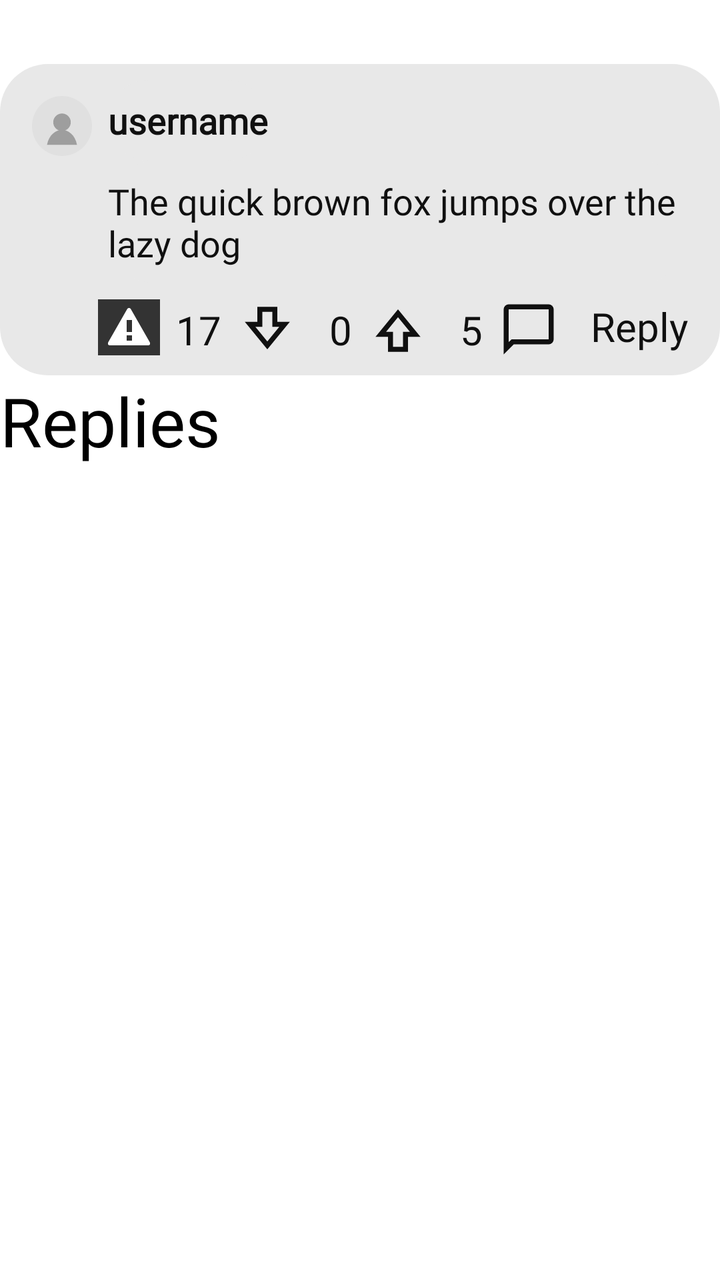
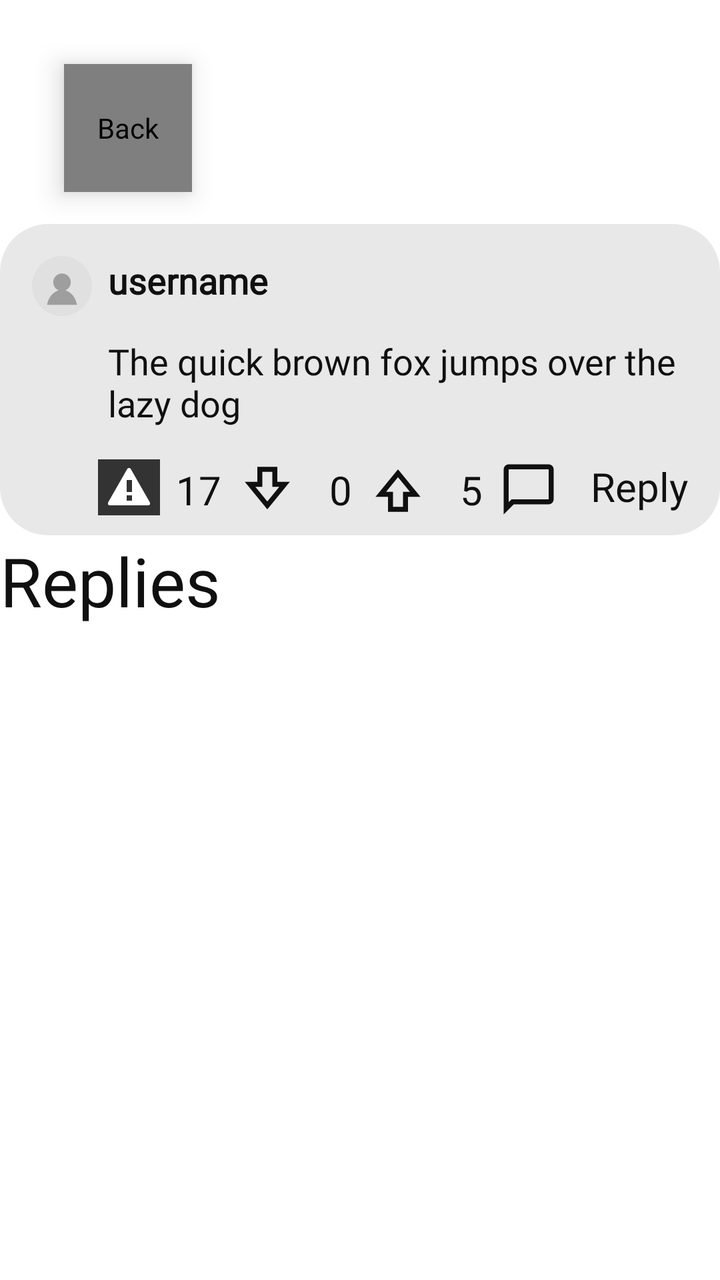

Before-and-after screenshots of an Android layout around one commit, followed by the original layout XML and the change that was made.
<!-- AndroidManifest.xml: application theme Theme.MyApplication_Java -->
<!-- res/layout/fragment_reply.xml -->
<?xml version="1.0" encoding="utf-8"?>
<androidx.constraintlayout.widget.ConstraintLayout xmlns:android="http://schemas.android.com/apk/res/android"
    xmlns:app="http://schemas.android.com/apk/res-auto"
    xmlns:tools="http://schemas.android.com/tools"
    android:layout_width="match_parent"
    android:layout_height="match_parent"
    tools:context=".Fragments.ReplyFragment">

    <include
        android:id="@+id/main_comment"
        layout="@layout/item_comment"
        android:layout_width="match_parent"
        android:layout_height="wrap_content"
        android:layout_marginTop="32dp"
        app:layout_constraintTop_toTopOf="parent" />

    <TextView
        android:id="@+id/textView2"
        android:layout_width="match_parent"
        android:layout_height="wrap_content"
        android:text="Replies"
        android:textAppearance="@style/TextAppearance.AppCompat.Display1"
        android:textColor="@color/black"
        app:layout_constraintEnd_toEndOf="parent"
        app:layout_constraintStart_toStartOf="parent"
        app:layout_constraintTop_toBottomOf="@+id/main_comment" />

    <androidx.recyclerview.widget.RecyclerView
        android:id="@+id/answer_list"
        android:layout_width="409dp"
        android:layout_height="524dp"
        android:layout_marginTop="1dp"
        app:layout_constraintEnd_toEndOf="parent"
        app:layout_constraintStart_toStartOf="parent"
        app:layout_constraintTop_toBottomOf="@+id/textView2" />

</androidx.constraintlayout.widget.ConstraintLayout>
<!-- res/layout/item_comment.xml (included above) -->
<?xml version="1.0" encoding="utf-8"?>
<androidx.constraintlayout.widget.ConstraintLayout xmlns:android="http://schemas.android.com/apk/res/android"
    android:layout_width="match_parent"
    android:layout_height="wrap_content"
    xmlns:app="http://schemas.android.com/apk/res-auto"
    xmlns:tools="http://schemas.android.com/tools"
    android:background="@drawable/rounded_box"
    android:padding="8dp"
    android:layout_marginTop="8dp">

    <TextView
        android:id="@+id/user_name"
        android:layout_width="wrap_content"
        android:layout_height="wrap_content"
        android:layout_marginStart="8dp"
        android:background="@drawable/rounded_box"
        android:fontFamily="@font/inter_bold"
        android:paddingTop="8dp"
        android:paddingBottom="8dp"
        android:text="username"
        android:textColor="@color/text_primary"
        android:textSize="18sp"
        android:textStyle="bold"
        app:layout_constraintStart_toEndOf="@+id/profile_picture"
        app:layout_constraintTop_toTopOf="parent" />

    <ImageView
        android:id="@+id/profile_picture"
        android:layout_width="30dp"
        android:layout_height="30dp"
        android:layout_marginStart="8dp"
        android:layout_marginTop="8dp"
        app:layout_constraintStart_toStartOf="parent"
        app:layout_constraintTop_toTopOf="parent"
        android:src="@drawable/profile_placeholder" />

    <TextView
        android:id="@+id/content_text"
        android:layout_width="0dp"
        android:layout_height="wrap_content"
        android:layout_marginStart="8dp"
        android:layout_marginEnd="8dp"
        android:background="@drawable/rounded_box"
        android:fontFamily="@font/inter"
        android:paddingTop="8dp"
        android:paddingBottom="8dp"
        android:text="The quick brown fox jumps over the lazy dog"
        android:textColor="@color/text_primary"
        android:textSize="18sp"
        app:layout_constraintEnd_toEndOf="parent"
        app:layout_constraintStart_toEndOf="@+id/profile_picture"
        app:layout_constraintTop_toBottomOf="@id/user_name" />

    <ImageView
        android:id="@+id/comments_icon"
        android:layout_width="30dp"
        android:layout_height="30dp"
        android:layout_marginTop="8dp"
        android:layout_marginRight="16dp"
        android:src="@drawable/comment_bubble_icon"
        app:layout_constraintRight_toLeftOf="@id/reply_button"
        app:layout_constraintTop_toBottomOf="@id/content_text" />

    <TextView
        android:id="@+id/comments_num"
        android:layout_width="wrap_content"
        android:layout_height="wrap_content"
        android:layout_marginEnd="8dp"
        android:fontFamily="@font/inter_bold"
        android:text="5"
        android:textColor="@color/text_primary"
        android:textSize="20sp"
        app:layout_constraintBottom_toBottomOf="@+id/comments_icon"
        app:layout_constraintEnd_toStartOf="@+id/comments_icon"
        app:layout_constraintTop_toTopOf="@+id/comments_icon" />

    <ImageView
        android:id="@+id/upvote_icon"
        android:layout_width="30dp"
        android:layout_height="30dp"
        android:layout_marginEnd="16dp"
        android:src="@drawable/upvote_icon"
        app:layout_constraintBottom_toBottomOf="@+id/comments_icon"
        app:layout_constraintEnd_toStartOf="@id/comments_num"
        app:layout_constraintTop_toTopOf="@+id/comments_icon" />

    <TextView
        android:id="@+id/upvotes_num"
        android:layout_width="wrap_content"
        android:layout_height="wrap_content"
        android:layout_marginEnd="8dp"
        android:fontFamily="@font/inter_bold"
        android:text="0"
        android:textColor="@color/text_primary"
        android:textSize="20sp"
        app:layout_constraintBottom_toBottomOf="@+id/comments_icon"
        app:layout_constraintEnd_toStartOf="@+id/upvote_icon"
        app:layout_constraintTop_toTopOf="@+id/comments_icon" />

    <ImageView
        android:id="@+id/downvote_icon"
        android:layout_width="30dp"
        android:layout_height="30dp"
        android:layout_marginEnd="16dp"
        android:src="@drawable/downvote_icon"
        app:layout_constraintBottom_toBottomOf="@+id/comments_icon"
        app:layout_constraintEnd_toStartOf="@id/upvotes_num"
        app:layout_constraintTop_toTopOf="@+id/comments_icon" />

    <TextView
        android:id="@+id/downvotes_num"
        android:layout_width="wrap_content"
        android:layout_height="wrap_content"
        android:layout_marginEnd="8dp"
        android:fontFamily="@font/inter_bold"
        android:text="17"
        android:textColor="@color/text_primary"
        android:textSize="20sp"
        app:layout_constraintBottom_toBottomOf="@+id/comments_icon"
        app:layout_constraintEnd_toStartOf="@+id/downvote_icon"
        app:layout_constraintTop_toTopOf="@+id/comments_icon" />

    <TextView
        android:id="@+id/reply_button"
        android:layout_width="wrap_content"
        android:layout_height="wrap_content"
        android:layout_marginEnd="8dp"
        android:fontFamily="@font/inter_bold"
        android:text="Reply"
        android:textColor="@color/text_primary"
        android:textSize="20sp"
        app:layout_constraintEnd_toEndOf="parent"
        app:layout_constraintTop_toTopOf="@+id/comments_icon" />

    <include
        android:id="@+id/comment_box"
        layout="@layout/item_reply"
        android:layout_width="match_parent"
        android:layout_height="wrap_content"
        android:layout_marginTop="16dp"
        android:visibility="gone"
        app:layout_constraintEnd_toEndOf="parent"
        app:layout_constraintStart_toStartOf="parent"
        app:layout_constraintTop_toBottomOf="@+id/reply_button" />

    <ImageButton
        android:id="@+id/report_button"
        android:layout_width="31dp"
        android:layout_height="28dp"
        android:layout_marginEnd="8dp"
        android:background="#333333"
        app:layout_constraintEnd_toStartOf="@+id/downvotes_num"
        app:layout_constraintTop_toTopOf="@+id/reply_button"
        app:srcCompat="@android:drawable/stat_sys_warning" />


</androidx.constraintlayout.widget.ConstraintLayout>
<!-- res/layout/item_reply.xml (included above) -->
<?xml version="1.0" encoding="utf-8"?>
<androidx.constraintlayout.widget.ConstraintLayout xmlns:android="http://schemas.android.com/apk/res/android"
    android:layout_width="match_parent"
    android:layout_height="wrap_content"
    xmlns:app="http://schemas.android.com/apk/res-auto"
    xmlns:tools="http://schemas.android.com/tools"
    android:background="@drawable/rounded_box"
    android:padding="8dp">

    <ImageView
        android:id="@+id/profile_picture"
        android:layout_width="30dp"
        android:layout_height="30dp"
        android:layout_marginStart="8dp"
        android:layout_marginTop="8dp"
        app:layout_constraintStart_toStartOf="parent"
        app:layout_constraintTop_toTopOf="parent"
        android:src="@drawable/profile_placeholder" />

    <EditText
        android:id="@+id/reply_text"
        android:layout_width="0dp"
        android:layout_height="wrap_content"
        android:layout_marginStart="8dp"
        android:layout_marginEnd="8dp"
        android:background="@drawable/rounded_box"
        android:fontFamily="@font/inter"
        android:hint="Reply"
        android:paddingTop="8dp"
        android:paddingBottom="8dp"
        android:minHeight="48dp"
        android:textColor="@color/text_primary"
        android:textColorHint="@color/text_muted"
        android:textSize="18sp"
        app:layout_constraintEnd_toEndOf="parent"
        app:layout_constraintStart_toEndOf="@+id/profile_picture"
        app:layout_constraintTop_toTopOf="parent" />

    <TextView
        android:id="@+id/send_reply"
        android:layout_width="wrap_content"
        android:layout_height="wrap_content"
        android:layout_marginTop="8dp"
        android:layout_marginEnd="8dp"
        android:layout_marginBottom="8dp"
        android:fontFamily="@font/inter_bold"
        android:text="Reply"
        android:textColor="@color/text_primary"
        android:textSize="20sp"
        app:layout_constraintBottom_toBottomOf="parent"
        app:layout_constraintEnd_toEndOf="parent"
        app:layout_constraintTop_toBottomOf="@+id/reply_text" />

    <TextView
        android:id="@+id/cancel_button"
        android:layout_width="wrap_content"
        android:layout_height="wrap_content"
        android:layout_marginTop="8dp"
        android:layout_marginEnd="16dp"
        android:layout_marginBottom="8dp"
        android:fontFamily="@font/inter_bold"
        android:text="Cancel"
        android:textColor="@color/text_primary"
        android:textSize="20sp"
        app:layout_constraintBottom_toBottomOf="parent"
        app:layout_constraintEnd_toStartOf="@+id/send_reply"
        app:layout_constraintTop_toBottomOf="@+id/reply_text"
        app:layout_constraintVertical_bias="1.0" />

</androidx.constraintlayout.widget.ConstraintLayout>
<!-- resources referenced by this layout -->
<resources>
  <color name="black">#FF000000</color>
  <color name="text_muted">#FF5F5D5D</color>
  <color name="text_primary">#FF101010</color>
  <!-- drawable comment_bubble_icon (drawable) -->
  <vector xmlns:android="http://schemas.android.com/apk/res/android" android:height="24dp" android:tint="@color/icon_tint" android:viewportHeight="960" android:viewportWidth="960" android:width="24dp">
        
      <path android:fillColor="@android:color/white" android:pathData="M80,880L80,160Q80,127 103.5,103.5Q127,80 160,80L800,80Q833,80 856.5,103.5Q880,127 880,160L880,640Q880,673 856.5,696.5Q833,720 800,720L240,720L80,880ZM206,640L800,640Q800,640 800,640Q800,640 800,640L800,160Q800,160 800,160Q800,160 800,160L160,160Q160,160 160,160Q160,160 160,160L160,685L206,640ZM160,640L160,640L160,160Q160,160 160,160Q160,160 160,160L160,160Q160,160 160,160Q160,160 160,160L160,640Q160,640 160,640Q160,640 160,640Z"/>
      
  </vector>
  <!-- drawable downvote_icon (drawable) -->
  <vector xmlns:android="http://schemas.android.com/apk/res/android" android:height="24dp" android:tint="@color/icon_tint" android:viewportHeight="960" android:viewportWidth="960" android:width="24dp">
  
      <group
          android:pivotX="480"
          android:pivotY="480"
          android:rotation="180">
  
          <path android:fillColor="@android:color/white" android:pathData="M320,840L320,600L120,600L480,160L840,600L640,600L640,840L320,840ZM400,760L560,760L560,520L671,520L480,286L289,520L400,520L400,760ZM480,520L480,520L480,520L480,520L480,520L480,520L480,520Z"/>
      </group>
  
  </vector>
  <!-- drawable profile_placeholder (drawable) -->
  <vector xmlns:android="http://schemas.android.com/apk/res/android"
      android:width="96dp"
      android:height="96dp"
      android:viewportWidth="96"
      android:viewportHeight="96">
  
      
      <path
          android:fillColor="#E0E0E0"
          android:pathData="M48,48m-48,0a48,48 0,1 1,96 0a48,48 0,1 1,-96 0" />
  
      
      <path
          android:fillColor="#9E9E9E"
          android:pathData="M48,42m-14,0a14,14 0,1 1,28 0a14,14 0,1 1,-28 0" />
  
      
      <path
          android:fillColor="#9E9E9E"
          android:pathData="M24,78c3,-16 14,-24 24,-24s21,8 24,24z" />
  
  </vector>
  <!-- drawable rounded_box (drawable) -->
  <shape xmlns:android="http://schemas.android.com/apk/res/android">
  
      <solid android:color="@color/surface_container"/>
  
      <corners android:radius="24dp"/>
  
  </shape>
  <!-- drawable upvote_icon (drawable) -->
  <vector xmlns:android="http://schemas.android.com/apk/res/android" android:height="24dp" android:tint="@color/icon_tint" android:viewportHeight="960" android:viewportWidth="960" android:width="24dp">
        
      <path android:fillColor="@android:color/white" android:pathData="M320,840L320,600L120,600L480,160L840,600L640,600L640,840L320,840ZM400,760L560,760L560,520L671,520L480,286L289,520L400,520L400,760ZM480,520L480,520L480,520L480,520L480,520L480,520L480,520Z"/>
      
  </vector>
  <color name="icon_tint">#FF101010</color>
  <color name="surface_container">#FFE8E8E8</color>
  <color name="text_on_inverse">#FFFFFFFF</color>
  <color name="surface">#FFFFFFFF</color>
  <color name="danger">#FFB3261E</color>
  <color name="text_hint">#FF8A8A8A</color>
  <!-- unchanged entries left out for length: 1 -->
</resources>

<!-- the commit's change to res/layout/fragment_reply.xml (unified diff, before → after) -->
@@ -4,15 +4,36 @@
     xmlns:tools="http://schemas.android.com/tools"
     android:layout_width="match_parent"
     android:layout_height="match_parent"
+    android:background="@color/surface"
     tools:context=".Fragments.ReplyFragment">
+
+    <com.example.liquidglass.LiquidGlassFab
+        android:id="@+id/back_button"
+        android:layout_width="64dp"
+        android:layout_height="64dp"
+        android:layout_marginStart="32dp"
+        android:layout_marginTop="32dp"
+        android:contentDescription="@string/back"
+        android:elevation="8dp"
+        android:src="@drawable/go_back_icon"
+        app:adaptiveTint="true"
+        app:bevelWidth="8dp"
+        app:cornerRadius="32dp"
+        app:dispersionStrength="0.08"
+        app:glassMaterial="regular"
+        app:layout_constraintStart_toStartOf="parent"
+        app:layout_constraintTop_toTopOf="parent"
+        app:refractionHeight="28dp" />
 
     <include
         android:id="@+id/main_comment"
         layout="@layout/item_comment"
-        android:layout_width="match_parent"
-        android:layout_height="wrap_content"
-        android:layout_marginTop="32dp"
-        app:layout_constraintTop_toTopOf="parent" />
+        android:layout_width="0dp"
+        android:layout_height="wrap_content"
+        android:layout_marginTop="16dp"
+        app:layout_constraintEnd_toEndOf="parent"
+        app:layout_constraintStart_toStartOf="parent"
+        app:layout_constraintTop_toBottomOf="@id/back_button" />
 
     <TextView
         android:id="@+id/textView2"
@@ -20,16 +41,19 @@
         android:layout_height="wrap_content"
         android:text="Replies"
         android:textAppearance="@style/TextAppearance.AppCompat.Display1"
-        android:textColor="@color/black"
+        android:textColor="@color/text_primary"
         app:layout_constraintEnd_toEndOf="parent"
         app:layout_constraintStart_toStartOf="parent"
         app:layout_constraintTop_toBottomOf="@+id/main_comment" />
 
     <androidx.recyclerview.widget.RecyclerView
         android:id="@+id/answer_list"
-        android:layout_width="409dp"
-        android:layout_height="524dp"
+        android:layout_width="0dp"
+        android:layout_height="0dp"
         android:layout_marginTop="1dp"
+        android:clipToPadding="false"
+        android:paddingBottom="112dp"
+        app:layout_constraintBottom_toBottomOf="parent"
         app:layout_constraintEnd_toEndOf="parent"
         app:layout_constraintStart_toStartOf="parent"
         app:layout_constraintTop_toBottomOf="@+id/textView2" />
<!-- resource entries referenced after the edit -->
@@ -1,6 +1,5 @@
 <!-- resources referenced by this layout -->
 <resources>
-  <color name="black">#FF000000</color>
   <color name="text_muted">#FF5F5D5D</color>
   <color name="text_primary">#FF101010</color>
   <!-- drawable comment_bubble_icon (drawable) -->
@@ -20,6 +19,19 @@
           <path android:fillColor="@android:color/white" android:pathData="M320,840L320,600L120,600L480,160L840,600L640,600L640,840L320,840ZM400,760L560,760L560,520L671,520L480,286L289,520L400,520L400,760ZM480,520L480,520L480,520L480,520L480,520L480,520L480,520Z"/>
       </group>
   
+  </vector>
+  <!-- drawable go_back_icon (drawable) -->
+  <vector xmlns:android="http://schemas.android.com/apk/res/android"
+      android:width="18dp"
+      android:height="33.6dp"
+      android:viewportWidth="15"
+      android:viewportHeight="28">
+    <path
+        android:pathData="M12.896,1.25L1.982,12.164C1.006,13.14 1.006,14.723 1.982,15.7L12.896,26.614"
+        android:strokeWidth="2.5"
+        android:fillColor="#00000000"
+        android:strokeColor="@color/icon_tint"
+        android:strokeLineCap="round" />
   </vector>
   <!-- drawable profile_placeholder (drawable) -->
   <vector xmlns:android="http://schemas.android.com/apk/res/android"
@@ -58,6 +70,7 @@
       <path android:fillColor="@android:color/white" android:pathData="M320,840L320,600L120,600L480,160L840,600L640,600L640,840L320,840ZM400,760L560,760L560,520L671,520L480,286L289,520L400,520L400,760ZM480,520L480,520L480,520L480,520L480,520L480,520L480,520Z"/>
       
   </vector>
+  <string name="back">Back</string>
   <color name="icon_tint">#FF101010</color>
   <color name="surface_container">#FFE8E8E8</color>
   <color name="text_on_inverse">#FFFFFFFF</color>
